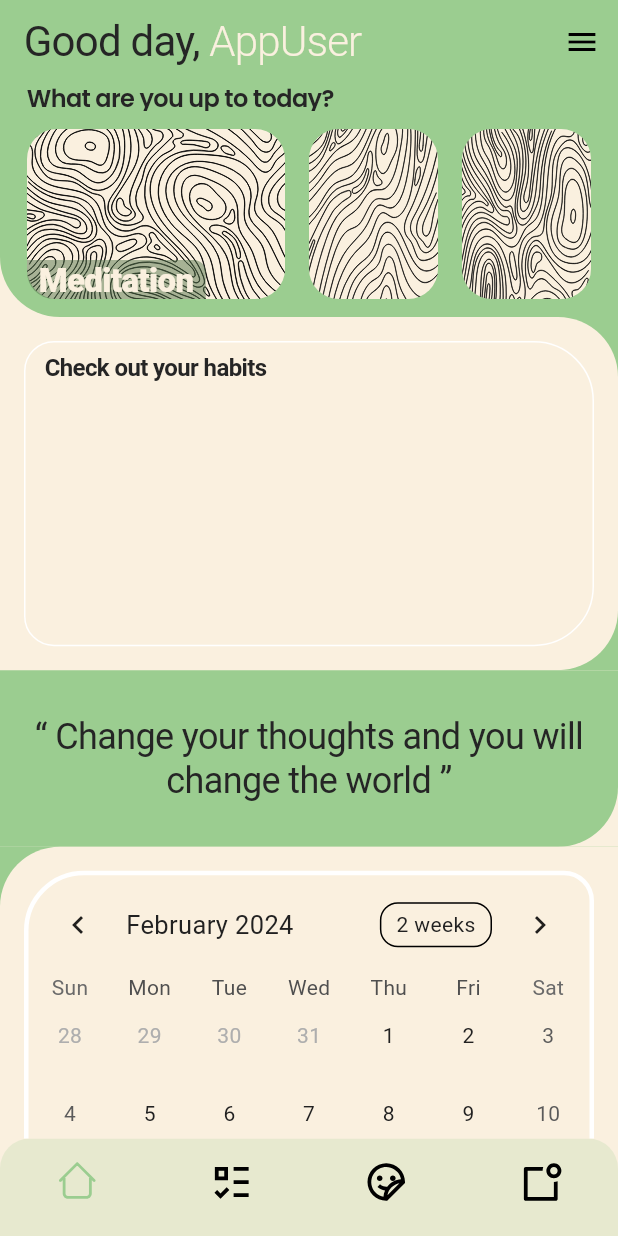
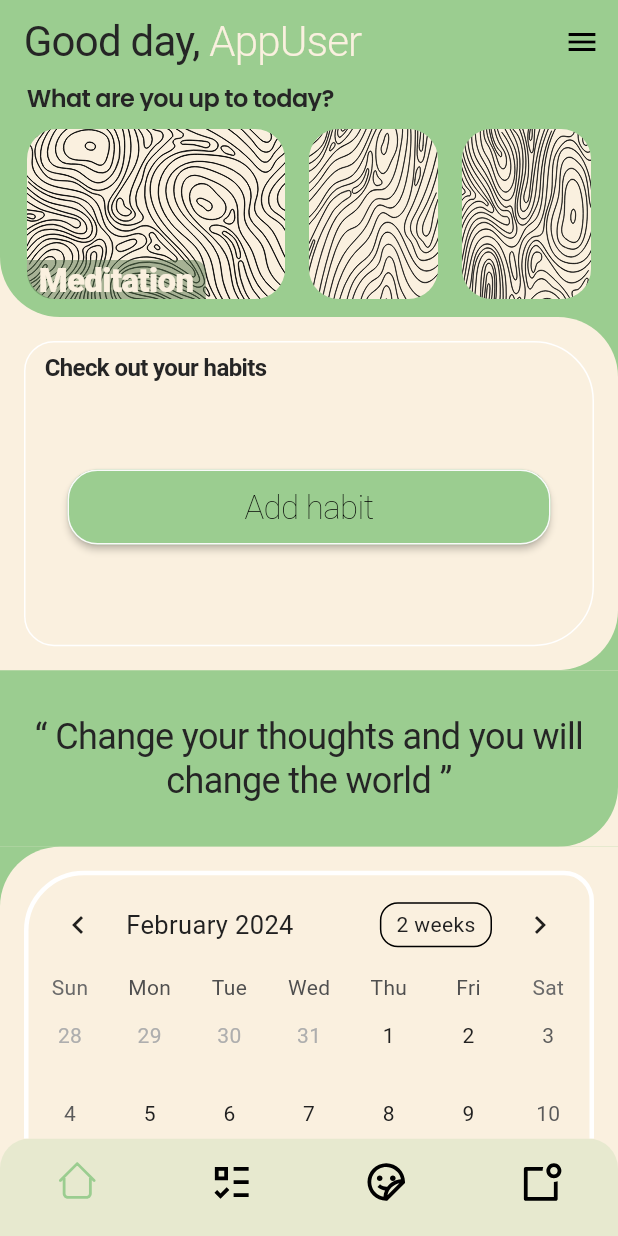
Before and after one commit to Max213141/pet_project, a Flutter app: the MainScreen screen opened by its route, on a phone screen of 412 x 824 dp. Run offline on Flutter 3.47's test engine with Material 3 defaults, Android fonts, the phone set to English and light mode, and no system bars; drawn by our look-alikes of table_calendar; our stand-ins replace bloc, carousel_slider, cloud_firestore, firebase_auth, firebase_core, fl_chart and 8 more; accounts and stored records are empty; network calls fail; Roboto replaces fonts that are missing (Signika); project files that could hold a hidden picture were left out.

Commit message:
todo list on main screen in progress

```diff
--- a/lib/screens/home_screen/widgets/todo_list_widget_body.dart
+++ b/lib/screens/home_screen/widgets/todo_list_widget_body.dart
@@ -1,7 +1,14 @@
+import 'package:cloud_firestore/cloud_firestore.dart';
 import 'package:flutter/material.dart';
+import 'package:flutter_bloc/flutter_bloc.dart';
+import 'package:life_sync/blocs/blocs.dart';
+import 'package:life_sync/common_widgets/widgets.dart';
 import 'package:life_sync/entities/db_entities/db_entities.dart';
 import 'package:life_sync/screens/habits_screen/widgets/widgets.dart';
 import 'package:life_sync/utils/utils.dart';
+
+_log(dynamic message) =>
+    Logger.projectLog(message, name: 'todo_list_widget_body');
 
 class TodoListWidgetBody extends StatelessWidget {
   final String uid;
@@ -20,6 +27,8 @@ class TodoListWidgetBody extends StatelessWidget {
             element.date.toDate().month == DateTime.now().month))
         .take(3)
         .toList();
+
+    _log('is not empty ${currentUserHabits.isNotEmpty}');
 
     return DecoratedBox(
       decoration: const BoxDecoration(color: AppColor.primaryBackgroundColor),
@@ -55,27 +64,57 @@ class TodoListWidgetBody extends StatelessWidget {
                       ),
                     ),
                     Expanded(
-                      child: Center(
-                        child:
-                            //  Text(
-                            //   'Soon something great will be there',
-                            //   style: MentalHealthTextStyles
-                            //       .text.signikaSecondaryFontF16,
-                            // ),
-                            //         Column(
-                            //   mainAxisAlignment: MainAxisAlignment.spaceAround,
-                            //   children: [],
-                            // )
-                            ListView.builder(
-                          itemCount: currentUserHabits.length,
-                          itemBuilder: (context, index) => HabitsItem(
-                            uid: uid,
-                            habitsList: habitsList,
-                            habit: currentUserHabits[index],
-                          ),
-                          physics: const NeverScrollableScrollPhysics(),
-                        ),
-                      ),
+                      child: currentUserHabits.length < 3
+                          ? Column(
+                              mainAxisAlignment: MainAxisAlignment.spaceAround,
+                              children: [
+                                ...currentUserHabits.map(
+                                  (habit) => HabitsItem(
+                                    uid: uid,
+                                    habitsList: habitsList,
+                                    habit: habit,
+                                  ),
+                                ),
+                                ActionButton(
+                                  title: 'Add habit',
+                                  onPressed: () {
+                                    final updatedList = habitsList.toList();
+                                    updatedList.add(
+                                      UserHabit(
+                                        task: 'Finish todod List',
+                                        date: Timestamp.now(),
+                                        isDone: false,
+                                      ),
+                                    );
+                                    BlocProvider.of<HabitsBloc>(context).add(
+                                      UploadHabits(
+                                        userUID: uid,
+                                        userUpdatedHabits: UserHabitsList(
+                                          userHabits: updatedList,
+                                        ),
+                                      ),
+                                    );
+                                  },
+                                ),
+                              ],
+                            )
+                          : Padding(
+                              padding:
+                                  const EdgeInsets.symmetric(vertical: 8.0),
+                              child: Column(
+                                mainAxisAlignment:
+                                    MainAxisAlignment.spaceEvenly,
+                                children: currentUserHabits
+                                    .map(
+                                      (habit) => HabitsItem(
+                                        uid: uid,
+                                        habitsList: habitsList,
+                                        habit: habit,
+                                      ),
+                                    )
+                                    .toList(),
+                              ),
+                            ),
                     ),
                   ],
                 ),
```
